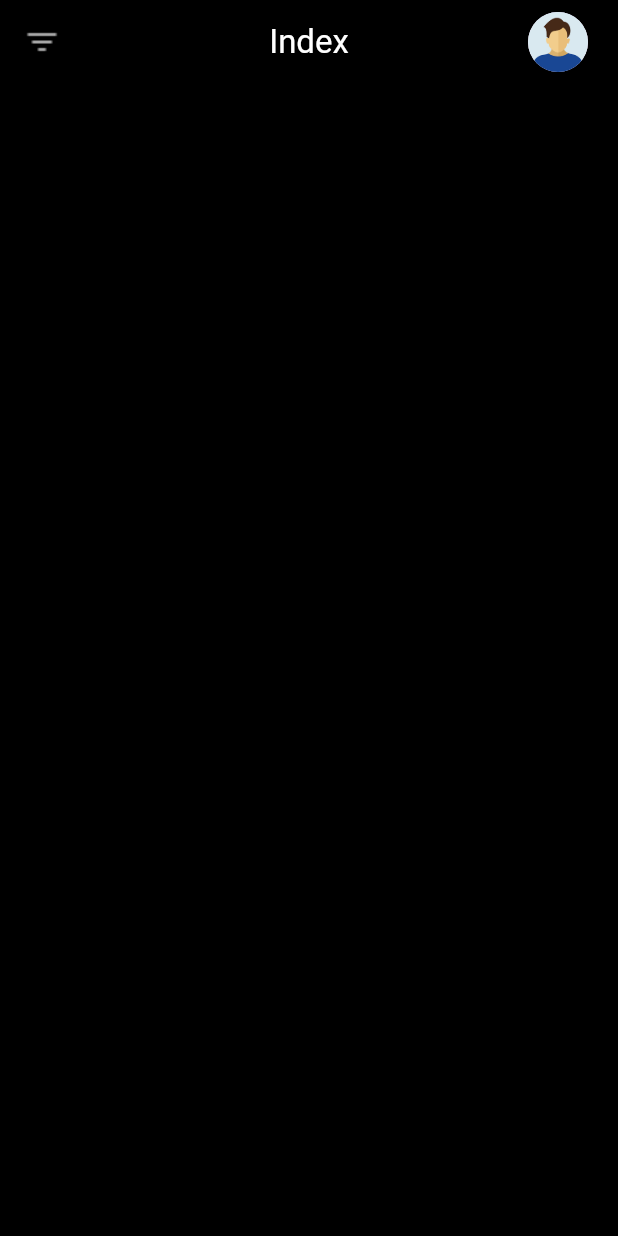
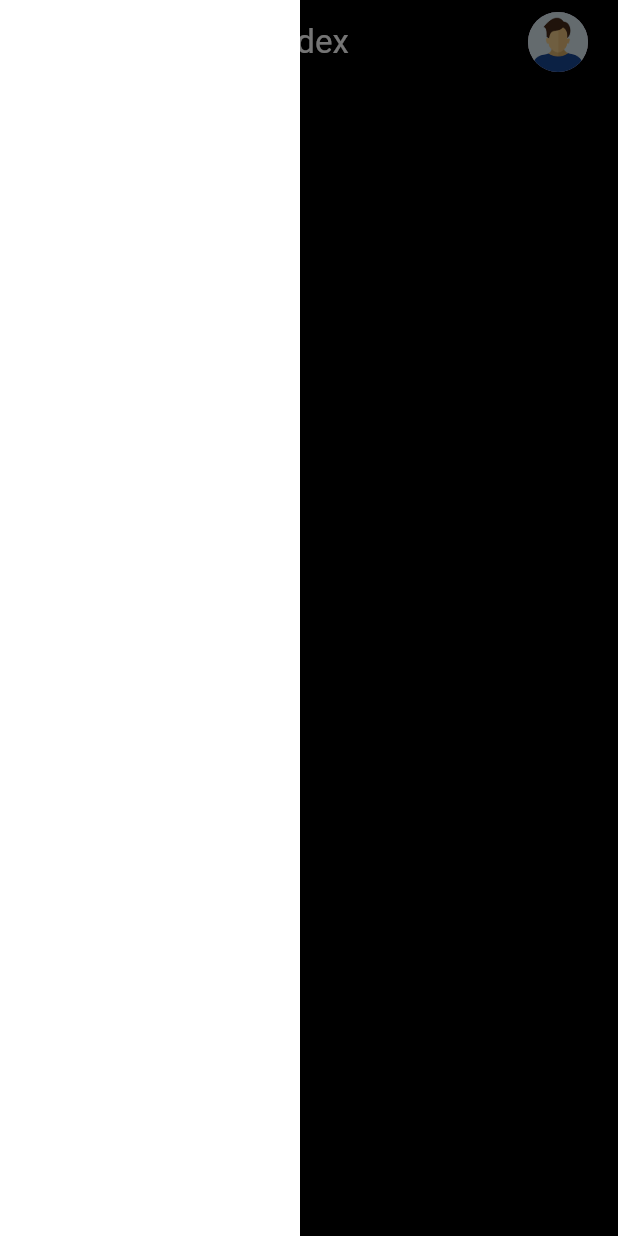
Before and after one commit to roychandu/to_do_list_provider, a Flutter app: the screen it shows after launch, with the side drawer open (before the commit the screen has no drawer), on a phone screen of 412 x 824 dp. Run offline on Flutter 3.47's test engine with Material 3 defaults, Android fonts, the phone set to English and light mode, and no system bars; our stand-ins replace font_awesome_flutter, smooth_page_indicator.

Commit message:
add leading with custom icon or image use builder

```diff
--- a/lib/screens/Index_screens/home_screen.dart
+++ b/lib/screens/Index_screens/home_screen.dart
@@ -12,8 +12,16 @@ class _HomeScreenState extends State<HomeScreen> {
   Widget build(BuildContext context) {
     return SafeArea(
       child: Scaffold(
+        drawer: Container(width: 200, color: Colors.white),
         appBar: AppBar(
-          leading: Image.asset('assets/menu_icon.png'),
+          leading: Builder(
+            builder: (context) => IconButton(
+              onPressed: () {
+                Scaffold.of(context).openDrawer();
+              },
+              icon: Image.asset('assets/menu_icon.png'),
+            ),
+          ),
           title: Text('Index'),
           centerTitle: true,
           actions: [
```
